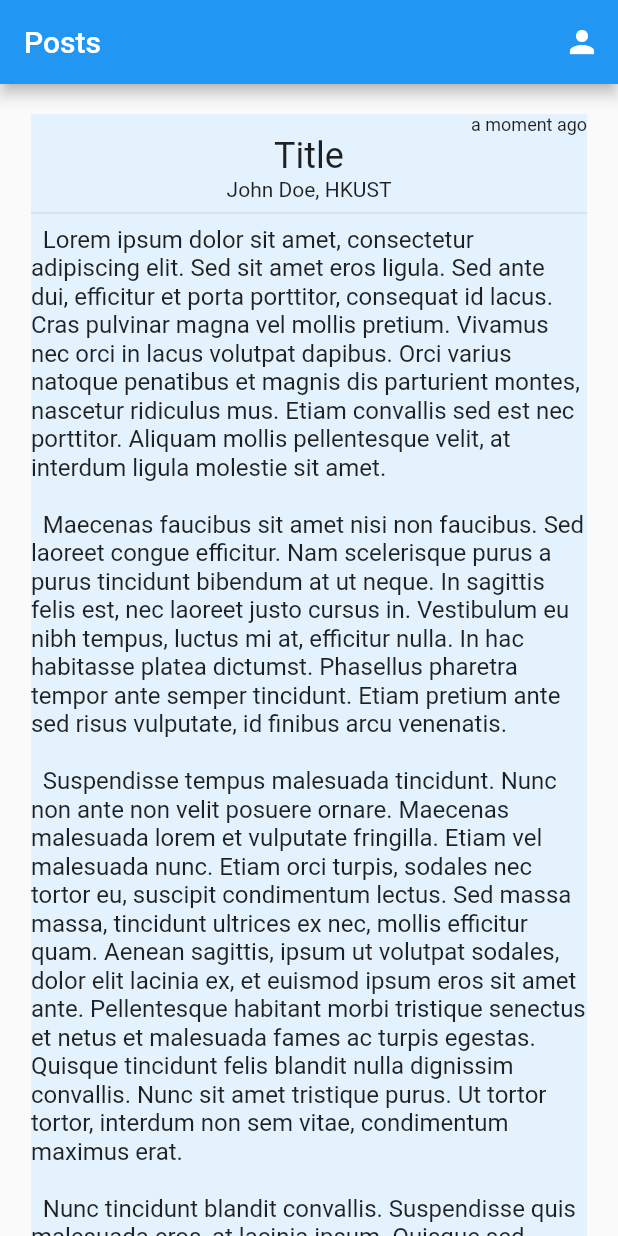
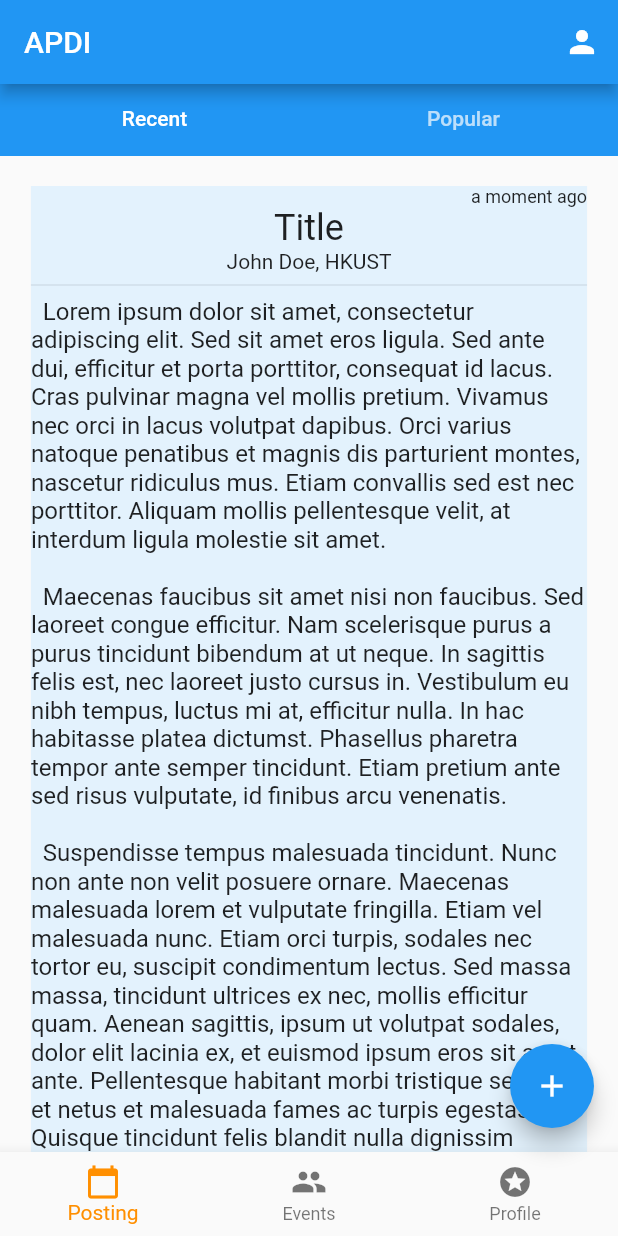
Before and after one commit to seoyoungk0909/INUS, a Flutter app: the screen it shows after launch, on a phone screen of 412 x 824 dp. Run offline on Flutter 3.47's test engine with Material 2 defaults, Android fonts, the phone set to English and light mode, and no system bars; our stand-ins replace timeago.

Commit message:
add navbar and tabbar

```diff
--- a/lib/main.dart
+++ b/lib/main.dart
@@ -1,7 +1,9 @@
 import 'package:flutter/material.dart';
 // import views (screens)
-import 'views/posting_page.dart';
+import 'views/post_detail_page.dart';
+import 'views/post_write_page.dart';
 import 'views/login_page.dart';
+import 'views/home_page.dart';
 
 void main() {
   runApp(const MyApp());
@@ -27,8 +29,12 @@ class MyApp extends StatelessWidget {
         // is not restarted.
         primarySwatch: Colors.blue,
       ),
-      home: const PostListPage(title: 'Posts'),
-      routes: {'login': (context) => const LoginPageWidget()},
+      home: const HomePage(title: 'APDI'),
+      routes: {
+        'login': (context) => const LoginPageWidget(),
+        'post_write': (context) => const PostWritePage(title: 'New Post'),
+        'post_detail': (context) => const PostDetailPage(title: 'Community'),
+      },
     );
   }
 }
--- a/lib/views/event_page.dart
+++ b/lib/views/event_page.dart
@@ -18,14 +18,11 @@ class EventPageState extends State<EventPage> {
   @override
   Widget build(BuildContext context) {
     return Scaffold(
-      appBar: AppBar(
-        title: Text(widget.title),
-      ),
       body: Center(
         child: Column(
           mainAxisAlignment: MainAxisAlignment.center,
           children: [
-            Text("Hello World"),
+            Text(widget.title),
           ],
         ),
       ),
--- /dev/null
+++ b/lib/views/home_page.dart
@@ -0,0 +1,78 @@
+import 'package:flutter/material.dart';
+// import views
+import 'posting_page.dart';
+import 'event_page.dart';
+import 'profile_page.dart';
+
+class HomePage extends StatefulWidget {
+  const HomePage({super.key, this.title});
+
+  final title;
+
+  @override
+  State<HomePage> createState() => HomePageState();
+}
+
+class HomePageState extends State<HomePage> {
+  int _selectedIndex = 0;
+
+  Widget pageBuilder(int index) {
+    switch (index) {
+      case 0:
+        return const PostListPage(title: 'Posts');
+      case 1:
+        return const EventPage(title: "events");
+      case 2:
+        return const ProfilePage(title: "Profile");
+      default:
+        throw Exception("Index Error");
+    }
+  }
+
+  @override
+  Widget build(BuildContext context) {
+    return Scaffold(
+      appBar: AppBar(
+        title: Text(widget.title),
+        centerTitle: false,
+        actions: [
+          IconButton(
+              onPressed: () {
+                Navigator.pushNamed(context, 'login');
+              },
+              icon: const Icon(Icons.person))
+        ],
+      ),
+      body: Center(
+        child: pageBuilder(_selectedIndex),
+      ),
+      bottomNavigationBar: BottomNavigationBar(
+        items: const <BottomNavigationBarItem>[
+          BottomNavigationBarItem(
+            icon: Icon(Icons.calendar_today),
+            label: 'Posting',
+          ),
+          BottomNavigationBarItem(
+            icon: Icon(Icons.group),
+            label: 'Events',
+          ),
+          BottomNavigationBarItem(
+            icon: Icon(Icons.stars_sharp),
+            label: 'Profile',
+          ),
+        ],
+        currentIndex: _selectedIndex,
+        selectedItemColor: Colors.amber[800],
+        onTap: (int index) {
+          setState(() {
+            _selectedIndex = index;
+          });
+        },
+      ),
+      floatingActionButton: FloatingActionButton(
+        onPressed: () => Navigator.pushNamed(context, 'post_write'),
+        child: const Icon(Icons.add),
+      ),
+    );
+  }
+}
--- a/lib/views/post_write_page.dart
+++ b/lib/views/post_write_page.dart
@@ -20,6 +20,7 @@ class PostWritePageState extends State<PostWritePage> {
     return Scaffold(
       appBar: AppBar(
         title: Text(widget.title),
+        centerTitle: false,
       ),
       body: Center(
         child: Column(
--- a/lib/views/posting_page.dart
+++ b/lib/views/posting_page.dart
@@ -28,6 +28,9 @@ class _PostListPageState extends State<PostListPage> {
   ));
   PostController controller2 = PostController(
       Post(postWriter: User(userName: "Apple Seed", userSchool: School.CUHK)));
+
+  PostController controller3 = PostController(
+      Post(postWriter: User(userName: "Claire Eve", userSchool: School.HKU)));
 
   Widget postUI(PostController controller) {
     return Container(
@@ -80,28 +83,8 @@ class _PostListPageState extends State<PostListPage> {
         ));
   }
 
-  @override
-  Widget build(BuildContext context) {
-    // This method is rerun every time setState is called, for instance as done
-    // by the _incrementCounter method above.
-    //
-    // The Flutter framework has been optimized to make rerunning build methods
-    // fast, so that you can just rebuild anything that needs updating rather
-    // than having to individually change instances of widgets.
-    return Scaffold(
-      appBar: AppBar(
-        // Here we take the value from the PostListPage object that was created by
-        // the App.build method, and use it to set our appbar title.
-        title: Text(widget.title),
-        actions: [
-          IconButton(
-              onPressed: () {
-                Navigator.pushNamed(context, 'login');
-              },
-              icon: const Icon(Icons.person))
-        ],
-      ),
-      body: SingleChildScrollView(
+  Widget postListView(List<Widget> children) {
+    return SingleChildScrollView(
       child: Center(
         // Center is a layout widget. It takes a single child and positions it
         // in the middle of the parent.
@@ -121,9 +104,43 @@ class _PostListPageState extends State<PostListPage> {
           // axis because Columns are vertical (the cross axis would be
           // horizontal).
           mainAxisAlignment: MainAxisAlignment.center,
-            children: <Widget>[
-              postUI(controller1),
-              postUI(controller2),
+          children: children,
+        ),
+      ),
+    );
+  }
+
+  @override
+  Widget build(BuildContext context) {
+    // This method is rerun every time setState is called, for instance as done
+    // by the _incrementCounter method above.
+    //
+    // The Flutter framework has been optimized to make rerunning build methods
+    // fast, so that you can just rebuild anything that needs updating rather
+    // than having to individually change instances of widgets.
+    return Scaffold(
+      body: DefaultTabController(
+        length: 2,
+        child: Scaffold(
+          body: Column(
+            children: [
+              Container(
+                color: Theme.of(context).primaryColor,
+                child: const TabBar(
+                  tabs: [
+                    Tab(text: "Recent"),
+                    Tab(text: "Popular"),
+                  ],
+                ),
+              ),
+              Expanded(
+                child: TabBarView(
+                  children: [
+                    postListView([postUI(controller1), postUI(controller2)]),
+                    postListView([postUI(controller3)]),
+                  ],
+                ),
+              ),
             ],
           ),
         ),
--- a/lib/views/profile_page.dart
+++ b/lib/views/profile_page.dart
@@ -18,14 +18,11 @@ class ProfilePageState extends State<ProfilePage> {
   @override
   Widget build(BuildContext context) {
     return Scaffold(
-      appBar: AppBar(
-        title: Text(widget.title),
-      ),
       body: Center(
         child: Column(
           mainAxisAlignment: MainAxisAlignment.center,
           children: [
-            Text("Hello World"),
+            Text(widget.title),
           ],
         ),
       ),
```
Lines whose indentation alone changed are shown as unchanged.
